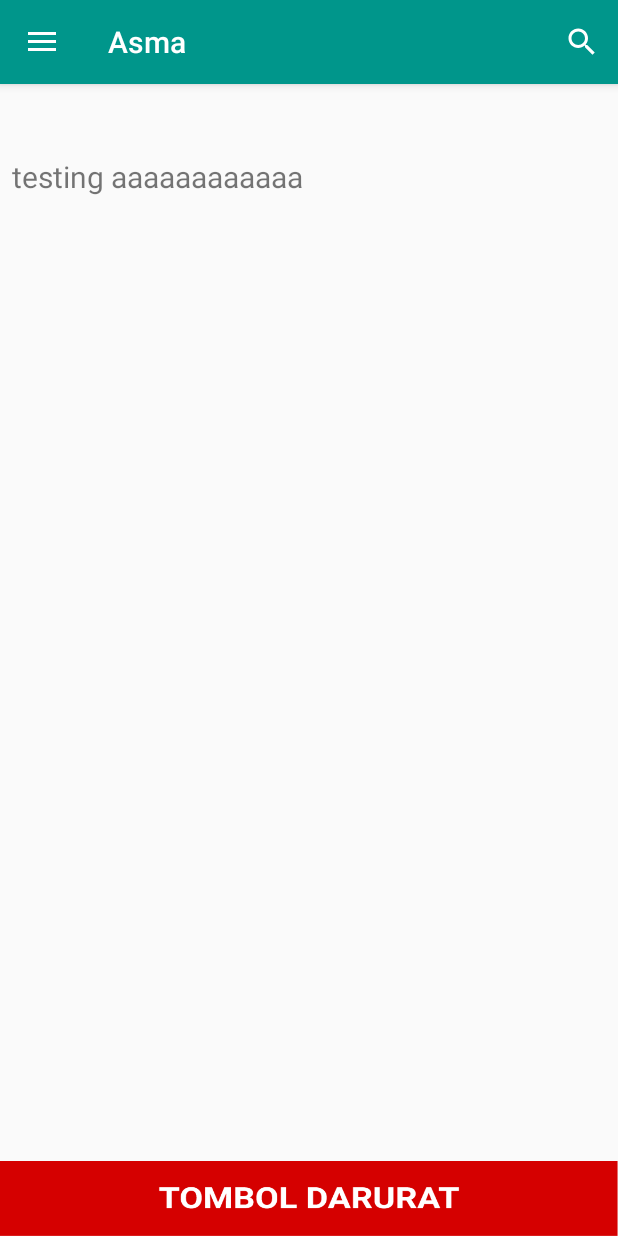
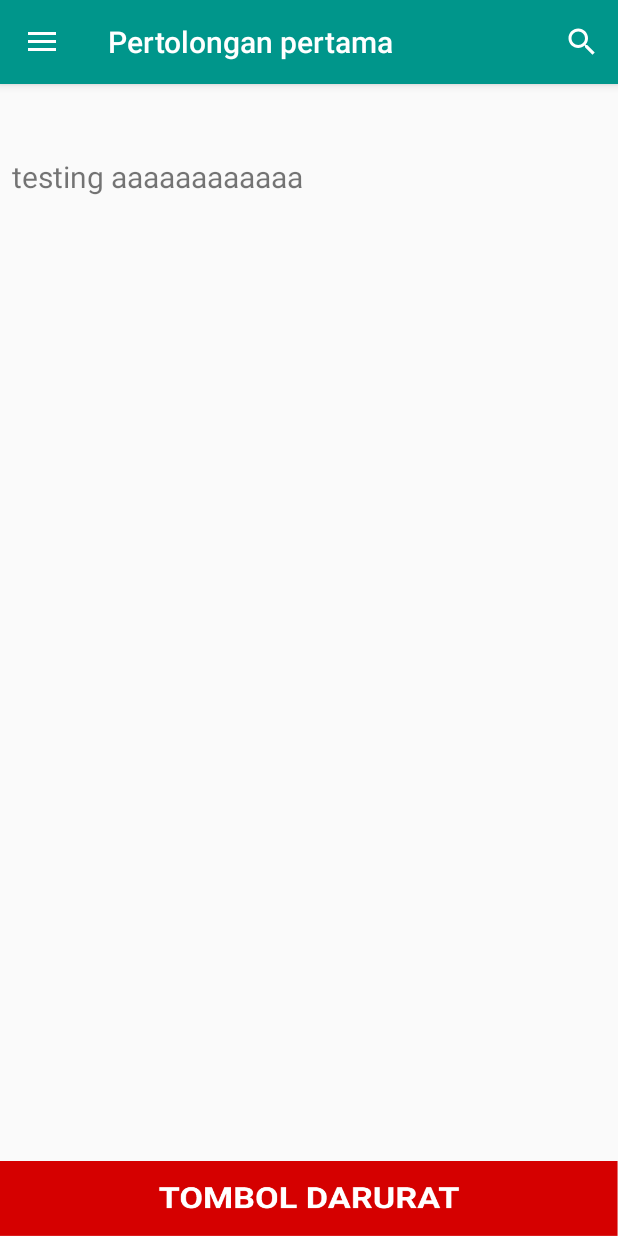
Before and after one commit to Vallenteer/hci_uas, an Android app: the screen it shows after launch (MainActivity), after a tap on an icon or button, on a phone screen of 412 x 824 dp. Run offline under Robolectric (Android 15) with nearby library versions, the light colour scheme and no system bars.

Commit message:
rubah judul
jadi cm
"Pertolongan pertama"

```diff
--- a/app/src/main/java/com/debug/navdraw/asma_page.java
+++ b/app/src/main/java/com/debug/navdraw/asma_page.java
@@ -13,7 +13,7 @@ public class asma_page extends Fragment {
                              Bundle savedInstanceState) {
         // Defines the xml file for the fragment
         View view = inflater.inflate(R.layout.activity_asma_page, container, false);
-        ((MainActivity)getActivity()).getSupportActionBar().setTitle("Asma");
+        //((MainActivity)getActivity()).getSupportActionBar().setTitle("Pertolongan pertama");
         MainActivity.IsPageHome=false;
         return  view;
     }
--- a/app/src/main/java/com/debug/navdraw/page_menu_activity.java
+++ b/app/src/main/java/com/debug/navdraw/page_menu_activity.java
@@ -53,7 +53,7 @@ public class page_menu_activity extends Fragment {
             });
         }
 
-        ((MainActivity)getActivity()).getSupportActionBar().setTitle("P3KU");
+        ((MainActivity)getActivity()).getSupportActionBar().setTitle("Pertolongan pertama");
         return view;
     }
 }
```
